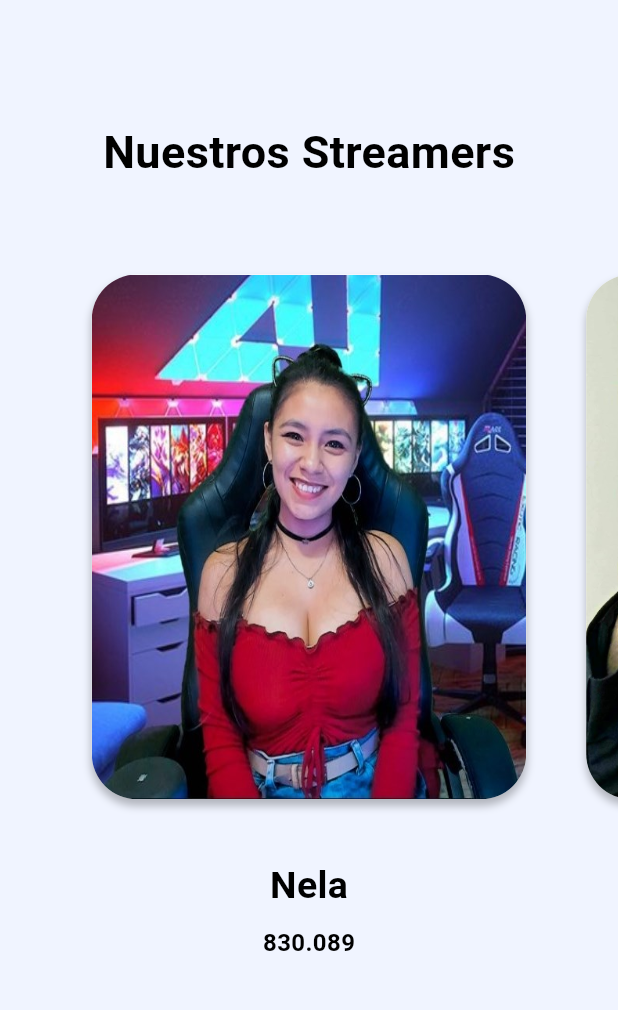
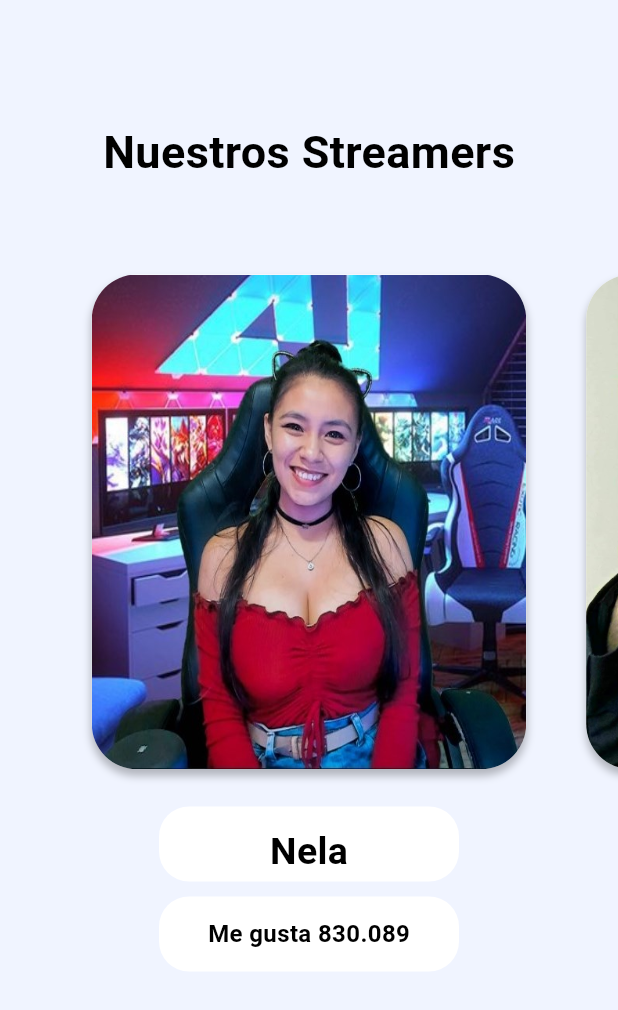
Before and after one commit to redlein/buscappme2, a Flutter app: the colaboradoresHome screen opened directly, on a phone screen of 412 x 824 dp. Shown: the top 1010 px of the screen. Run offline on Flutter 3.47's test engine with Material 2 defaults, Android fonts, the phone set to English and light mode, and no system bars; our stand-ins replace flutter_secure_storage, font_awesome_flutter, geocoding, geolocator, google_fonts, google_maps_flutter and 7 more; missing offline and left inert: tiktoklikescroller; accounts and stored records are empty; network calls fail.

Commit message:
rediseño

```diff
--- a/lib/Pages/colaboradores_home.dart
+++ b/lib/Pages/colaboradores_home.dart
@@ -94,6 +94,7 @@ class _colaboradoresHomeState extends State<colaboradoresHome> {
                           builder: (context) => DetailsScreen(data: data)));
                 },
                 child: Container(
+                  alignment: Alignment.topCenter,
                   decoration: BoxDecoration(
                       color: Colors.white,
                       borderRadius: BorderRadius.circular(30),
@@ -113,20 +114,46 @@ class _colaboradoresHomeState extends State<colaboradoresHome> {
             ),
           ),
         ),
-        Padding(
-          padding: const EdgeInsets.only(top: 20),
+        const SizedBox(
+          height: 5,
+        ),
+        Container(
+          width: 200,
+          height: 50,
+          alignment: Alignment.center,
+          decoration: BoxDecoration(
+            shape: BoxShape.rectangle,
+            color: Theme.of(context).backgroundColor,
+            borderRadius: BorderRadius.circular(20),
+          ),
+          child: Padding(
+            padding: const EdgeInsets.only(top: 10),
             child: Text(
               data.title,
               style: const TextStyle(fontSize: 25, fontWeight: FontWeight.bold),
             ),
           ),
-        Padding(
+        ),
+        const SizedBox(
+          height: 10,
+        ),
+        Container(
+          width: 200,
+          height: 50,
+          alignment: Alignment.center,
+          decoration: BoxDecoration(
+            shape: BoxShape.rectangle,
+            color: Theme.of(context).backgroundColor,
+            borderRadius: BorderRadius.circular(20),
+          ),
+          child: Padding(
             padding: const EdgeInsets.all(8.0),
             child: Text(
-            "${data.seguidores}",
+              "Me gusta ${data.seguidores}",
               style: const TextStyle(fontSize: 16, fontWeight: FontWeight.bold),
             ),
-        )
+          ),
+        ),
       ],
     );
   }
--- a/lib/widgets/card_home_widget.dart
+++ b/lib/widgets/card_home_widget.dart
@@ -11,6 +11,8 @@ class CardHomeWidget extends StatelessWidget {
   Widget build(BuildContext context) {
     return InkWell(
       child: Card(
+        child: Container(
+          color: Theme.of(context).backgroundColor,
           child: Column(
             mainAxisSize: MainAxisSize.min,
             children: [
@@ -59,6 +61,7 @@ class CardHomeWidget extends StatelessWidget {
             ],
           ),
         ),
+      ),
       onTap: () => onTap!(),
     );
   }
--- a/lib/widgets/card_widget.dart
+++ b/lib/widgets/card_widget.dart
@@ -22,13 +22,16 @@ class CardCustom extends StatelessWidget {
         child: Column(
           mainAxisSize: MainAxisSize.min,
           children: [
-            ListTile(
+            Container(
+              color: Theme.of(context).backgroundColor,
+              child: ListTile(
                 leading: leading,
                 title: title,
                 subtitle: subtitle,
                 trailing: IconButton(
                   icon: const Icon(Icons.delete),
                   onPressed: () => onDelete!(),
+                ),
               ),
             ),
           ],
```
Also changed, not shown: lib/Pages/frase.dart (+32 -1 lines), lib/widgets/custom_text_formfield.dart (+6 -7 lines). Lines whose indentation alone changed are shown as unchanged.
